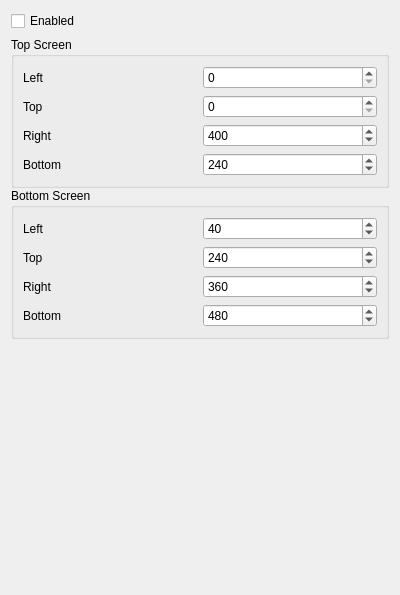
The window that src/citra_qt/configuration/configure_custom_layout.ui (tbsp/citra-valentin) describes before a commit, drawn with Qt 5.
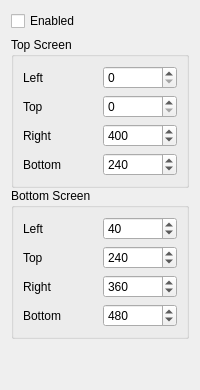
The same window after the commit.

What changed in the file:
```diff
--- a/src/citra_qt/configuration/configure_custom_layout.ui
+++ b/src/citra_qt/configuration/configure_custom_layout.ui
@@ -2,14 +2,6 @@
 <ui version="4.0">
     <class>ConfigureCustomLayout</class>
     <widget class="QWidget" name="ConfigureCustomLayout">
-        <property name="geometry">
-            <rect>
-                <x>0</x>
-                <y>0</y>
-                <width>400</width>
-                <height>595</height>
-            </rect>
-        </property>
         <property name="minimumSize">
             <size>
                 <width>0</width>
```
